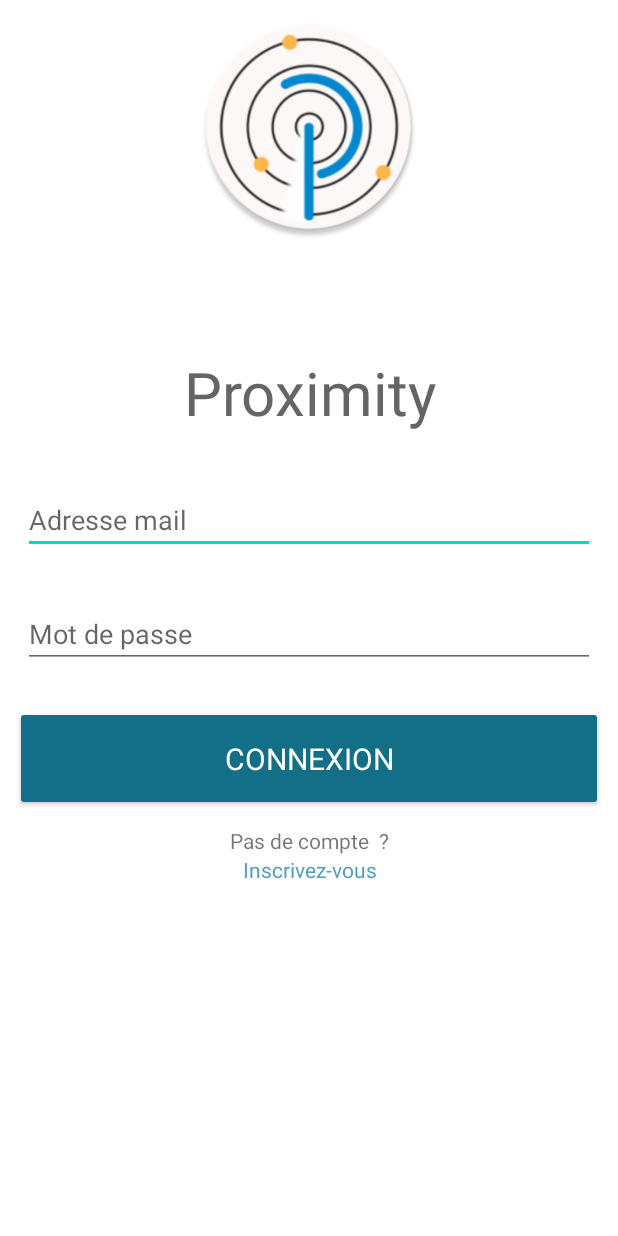
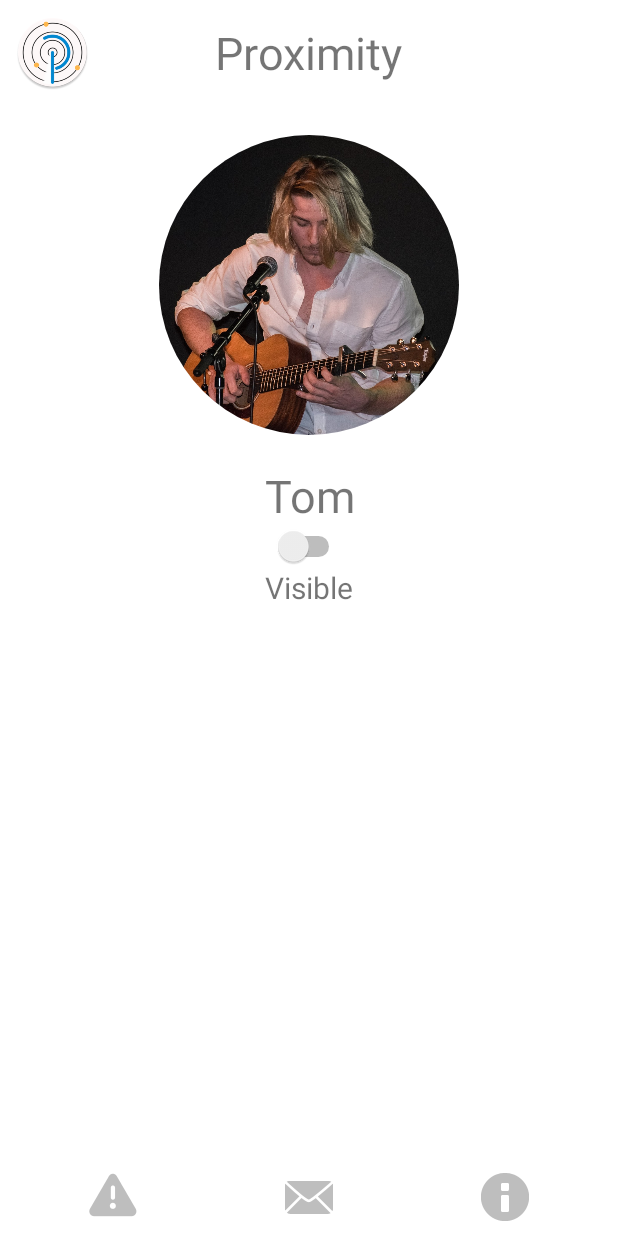
Before and after one commit to TomLeCollegue/ProximityV2, an Android app: the screen it shows after launch (MainActivity before the commit, HomeScreenActivity after it), on a phone screen of 412 x 824 dp. Run offline under Robolectric (Android 15) with nearby library versions, the phone set to English and light mode, and no system bars; our stand-ins replace CircleImageView; Roboto replaces fonts that are not available here.

Commit message:
homeScreen design

```diff
--- a/ProximityApp/app/build.gradle
+++ b/ProximityApp/app/build.gradle
@@ -36,4 +36,8 @@ dependencies {
     testImplementation 'junit:junit:4.+'
     androidTestImplementation 'androidx.test.ext:junit:1.1.2'
     androidTestImplementation 'androidx.test.espresso:espresso-core:3.3.0'
+    implementation 'de.hdodenhof:circleimageview:3.1.0'
+
+    implementation 'com.android.volley:volley:1.1.1'
+    implementation 'com.google.code.gson:gson:2.8.6'
 }
--- a/ProximityApp/app/src/main/AndroidManifest.xml
+++ b/ProximityApp/app/src/main/AndroidManifest.xml
@@ -9,13 +9,16 @@
         android:roundIcon="@mipmap/ic_launcher_round"
         android:supportsRtl="true"
         android:theme="@style/Theme.ProximityV2">
-        <activity android:name=".MainActivity">
+        <activity android:name=".HomeScreenActivity">
             <intent-filter>
                 <action android:name="android.intent.action.MAIN" />
 
                 <category android:name="android.intent.category.LAUNCHER" />
             </intent-filter>
         </activity>
+        <activity android:name=".MainActivity">
+        </activity>
+
         <meta-data
             android:name="preloaded_fonts"
             android:resource="@array/preloaded_fonts" />
--- /dev/null
+++ b/ProximityApp/app/src/main/java/com/entreprisecorp/proximityv2/HomeScreenActivity.java
@@ -0,0 +1,14 @@
+package com.entreprisecorp.proximityv2;
+
+import androidx.appcompat.app.AppCompatActivity;
+
+import android.os.Bundle;
+
+public class HomeScreenActivity extends AppCompatActivity {
+
+    @Override
+    protected void onCreate(Bundle savedInstanceState) {
+        super.onCreate(savedInstanceState);
+        setContentView(R.layout.activity_home_screen);
+    }
+}
--- a/ProximityApp/app/src/main/java/com/entreprisecorp/proximityv2/MainActivity.java
+++ b/ProximityApp/app/src/main/java/com/entreprisecorp/proximityv2/MainActivity.java
@@ -3,12 +3,54 @@ package com.entreprisecorp.proximityv2;
 import androidx.appcompat.app.AppCompatActivity;
 
 import android.os.Bundle;
+import android.view.View;
+import android.widget.Button;
+import android.widget.TextView;
 
 public class MainActivity extends AppCompatActivity {
+
+    private TextView mail;
+    private TextView password;
+    private Button connectionButton;
+
+    private String mailText;
+    private String passwordText;
+
 
     @Override
     protected void onCreate(Bundle savedInstanceState) {
         super.onCreate(savedInstanceState);
         setContentView(R.layout.activity_main);
+
+        //----------link with view-----------------------------//
+        mail = findViewById(R.id.mail);
+        password = findViewById(R.id.password);
+        connectionButton = findViewById(R.id.buttonconnection);
+
+
+        //----------Listener Button----------------------------//
+        connectionButton.setOnClickListener(new View.OnClickListener() {
+            @Override
+            public void onClick(View v) {
+                passwordText = password.getText().toString();
+                mailText = mail.getText().toString();
+
+                Connection(mailText,passwordText);
+
+            }
+        });
+
+
+
+
+
+    }
+
+
+    public void Connection(String mail, String password){
+
+        String URL = "";
+
+
     }
 }
--- /dev/null
+++ b/ProximityApp/app/src/main/res/layout/activity_home_screen.xml
@@ -0,0 +1,120 @@
+<?xml version="1.0" encoding="utf-8"?>
+<LinearLayout xmlns:android="http://schemas.android.com/apk/res/android"
+    xmlns:app="http://schemas.android.com/apk/res-auto"
+    xmlns:tools="http://schemas.android.com/tools"
+    android:layout_width="match_parent"
+    android:layout_height="match_parent"
+    tools:context=".HomeScreenActivity">
+
+    <FrameLayout
+        android:layout_width="match_parent"
+        android:layout_height="match_parent">
+
+        <FrameLayout
+            android:id="@+id/top_bar"
+            android:layout_width="match_parent"
+            android:layout_height="wrap_content">
+
+            <ImageView
+                android:id="@+id/imageView3"
+                android:layout_width="50dp"
+                android:layout_height="50dp"
+                android:layout_margin="10dp"
+                app:srcCompat="@drawable/logo_proximity_round" />
+
+            <TextView
+                android:id="@+id/title_home"
+                android:layout_width="wrap_content"
+                android:layout_height="wrap_content"
+                android:layout_gravity="center"
+                android:text="Proximity"
+                android:textSize="30dp" />
+
+        </FrameLayout>
+
+        <LinearLayout
+            android:id="@+id/navbar"
+            android:layout_width="match_parent"
+            android:layout_height="wrap_content"
+            android:layout_gravity="bottom"
+            android:gravity="center"
+            android:orientation="horizontal"
+            android:padding="10dp">
+
+            <ImageView
+                android:id="@+id/imageView6"
+                android:layout_width="wrap_content"
+                android:layout_height="wrap_content"
+                android:layout_weight="1"
+                android:tint="@android:color/secondary_text_dark"
+                app:srcCompat="@android:drawable/ic_dialog_alert" />
+
+            <ImageView
+                android:id="@+id/imageView4"
+                android:layout_width="wrap_content"
+                android:layout_height="wrap_content"
+                android:layout_weight="1"
+                android:tint="@android:color/secondary_text_dark"
+                app:srcCompat="@android:drawable/ic_dialog_email" />
+
+            <ImageView
+                android:id="@+id/imageView5"
+                android:layout_width="wrap_content"
+                android:layout_height="wrap_content"
+                android:layout_weight="1"
+                android:tint="@android:color/secondary_text_dark"
+                app:srcCompat="@android:drawable/ic_dialog_info" />
+
+        </LinearLayout>
+
+        <ScrollView
+            android:layout_width="match_parent"
+            android:layout_height="match_parent"
+            android:layout_marginTop="70dp"
+            android:layout_marginBottom="60dp"
+            android:layout_weight="1">
+
+            <LinearLayout
+                android:layout_width="match_parent"
+                android:layout_height="wrap_content"
+                android:orientation="vertical">
+
+                <de.hdodenhof.circleimageview.CircleImageView
+                    android:id="@+id/profile_image"
+                    android:layout_width="200dp"
+                    android:layout_height="200dp"
+                    android:layout_gravity="center_horizontal"
+                    android:layout_margin="20dp"
+                    android:src="@drawable/tomprofile"
+                    app:civ_border_color="@android:color/secondary_text_light"
+                    app:civ_border_width="0dp" />
+
+                <TextView
+                    android:id="@+id/name"
+                    android:layout_width="match_parent"
+                    android:layout_height="wrap_content"
+                    android:layout_gravity="center_horizontal"
+                    android:gravity="center_horizontal"
+                    android:text="Tom"
+                    android:textSize="30sp" />
+
+                <Switch
+                    android:id="@+id/switch1"
+                    android:layout_width="wrap_content"
+                    android:layout_height="wrap_content"
+                    android:layout_gravity="center_horizontal"
+                    android:gravity="center_horizontal" />
+
+                <TextView
+                    android:id="@+id/statesearch"
+                    android:layout_width="wrap_content"
+                    android:layout_height="wrap_content"
+                    android:layout_gravity="center_horizontal"
+                    android:text="Visible"
+                    android:textSize="20dp" />
+            </LinearLayout>
+        </ScrollView>
+
+    </FrameLayout>
+
+</LinearLayout>
--- a/ProximityApp/app/src/main/res/layout/activity_main.xml
+++ b/ProximityApp/app/src/main/res/layout/activity_main.xml
@@ -38,7 +38,7 @@
                 android:textSize="40dp" />
 
             <EditText
-                android:id="@+id/editTextTextPersonName"
+                android:id="@+id/mail"
                 android:layout_width="match_parent"
                 android:layout_height="wrap_content"
                 android:layout_margin="15dp"
@@ -47,7 +47,7 @@
                 android:inputType="textPersonName" />
 
             <EditText
-                android:id="@+id/editTextTextPassword"
+                android:id="@+id/password"
                 android:layout_width="match_parent"
                 android:layout_height="wrap_content"
                 android:layout_margin="15dp"
@@ -56,7 +56,7 @@
                 android:inputType="textPassword" />
 
             <Button
-                android:id="@+id/button"
+                android:id="@+id/buttonconnection"
                 style="@style/Widget.AppCompat.Button.Small"
                 android:layout_width="match_parent"
                 android:layout_height="wrap_content"
```
Also changed, not shown: ProximityApp/app/src/main/res/drawable/tomprofile.jpg (added), ProximityApp/gradle/wrapper/gradle-wrapper.properties.
